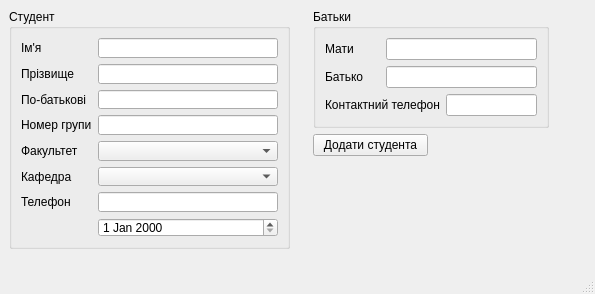
The window that addstudentform.ui (Barlend/StudBd) describes before a commit, drawn with Qt 5.
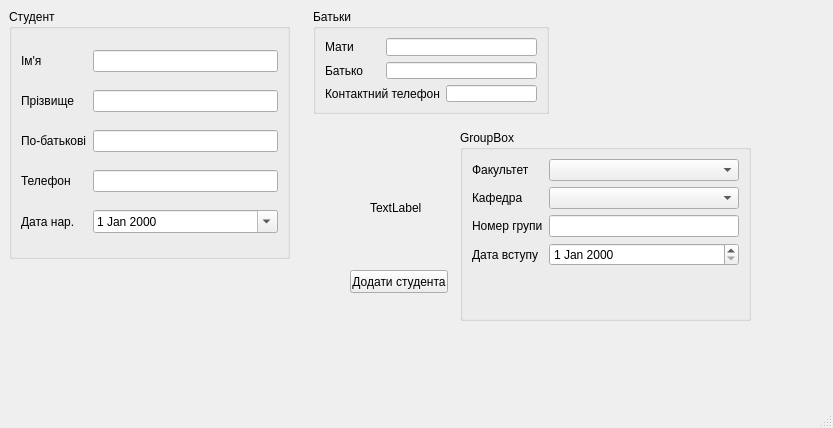
The same window after the commit.

```diff
--- a/addstudentform.ui
+++ b/addstudentform.ui
@@ -6,12 +6,12 @@
    <rect>
     <x>0</x>
     <y>0</y>
-    <width>595</width>
-    <height>294</height>
+    <width>833</width>
+    <height>428</height>
    </rect>
   </property>
   <property name="sizePolicy">
-   <sizepolicy hsizetype="Fixed" vsizetype="Fixed">
+   <sizepolicy hsizetype="Preferred" vsizetype="Preferred">
     <horstretch>0</horstretch>
     <verstretch>0</verstretch>
    </sizepolicy>
@@ -24,33 +24,39 @@
   </property>
   <property name="maximumSize">
    <size>
-    <width>595</width>
-    <height>294</height>
+    <width>1000</width>
+    <height>1000</height>
    </size>
   </property>
   <property name="windowTitle">
    <string>MainWindow</string>
   </property>
   <widget class="QWidget" name="centralwidget">
-   <layout class="QGridLayout" name="gridLayout_3">
-    <item row="0" column="0" rowspan="3">
      <widget class="QGroupBox" name="groupBox_2">
-      <property name="sizePolicy">
-       <sizepolicy hsizetype="Preferred" vsizetype="Preferred">
-        <horstretch>0</horstretch>
-        <verstretch>0</verstretch>
-       </sizepolicy>
-      </property>
-      <property name="minimumSize">
-       <size>
-        <width>281</width>
-        <height>209</height>
-       </size>
-      </property>
-      <property name="maximumSize">
-       <size>
+    <property name="geometry">
+     <rect>
+      <x>9</x>
+      <y>9</y>
         <width>281</width>
         <height>250</height>
+     </rect>
+    </property>
+    <property name="sizePolicy">
+     <sizepolicy hsizetype="Preferred" vsizetype="Preferred">
+      <horstretch>0</horstretch>
+      <verstretch>0</verstretch>
+     </sizepolicy>
+    </property>
+    <property name="minimumSize">
+     <size>
+      <width>281</width>
+      <height>209</height>
+     </size>
+    </property>
+    <property name="maximumSize">
+     <size>
+      <width>281</width>
+      <height>300</height>
        </size>
       </property>
       <property name="title">
@@ -64,9 +70,15 @@
          </property>
         </widget>
        </item>
+     <item row="2" column="1">
+      <widget class="QLineEdit" name="lasNameLineEdit"/>
+     </item>
        <item row="0" column="1">
         <widget class="QLineEdit" name="nameLabel"/>
        </item>
+     <item row="1" column="1">
+      <widget class="QLineEdit" name="firstName"/>
+     </item>
        <item row="1" column="0">
         <widget class="QLabel" name="label_2">
          <property name="text">
@@ -74,19 +86,6 @@
          </property>
         </widget>
        </item>
-       <item row="2" column="1">
-        <widget class="QLineEdit" name="lasNameLineEdit"/>
-       </item>
-       <item row="3" column="0">
-        <widget class="QLabel" name="label_4">
-         <property name="text">
-          <string>Номер групи</string>
-         </property>
-        </widget>
-       </item>
-       <item row="3" column="1">
-        <widget class="QLineEdit" name="GroupNumderLineEdit"/>
-       </item>
        <item row="2" column="0">
         <widget class="QLabel" name="label_3">
          <property name="text">
@@ -94,60 +93,41 @@
          </property>
         </widget>
        </item>
-       <item row="1" column="1">
-        <widget class="QLineEdit" name="firstName"/>
-       </item>
        <item row="4" column="1">
-        <widget class="QComboBox" name="FacultiescomboBox"/>
-       </item>
-       <item row="5" column="0">
-        <widget class="QLabel" name="label_6">
-         <property name="text">
-          <string>Кафедра</string>
-         </property>
-        </widget>
-       </item>
-       <item row="6" column="0">
+      <widget class="QLineEdit" name="TelephoneOfStudent"/>
+     </item>
+     <item row="4" column="0">
         <widget class="QLabel" name="label_11">
          <property name="text">
           <string>Телефон</string>
          </property>
         </widget>
        </item>
+     <item row="5" column="0">
+      <widget class="QLabel" name="label_7">
+       <property name="text">
+        <string>Дата нар.</string>
+       </property>
+      </widget>
+     </item>
        <item row="5" column="1">
-        <widget class="QComboBox" name="DepartmentscomboBox"/>
-       </item>
-       <item row="4" column="0">
-        <widget class="QLabel" name="label_5">
-         <property name="text">
-          <string>Факультет</string>
+      <widget class="QDateEdit" name="Birth_Day_date">
+       <property name="calendarPopup">
+        <bool>true</bool>
          </property>
         </widget>
        </item>
-       <item row="6" column="1">
-        <widget class="QLineEdit" name="TelephoneOfStudent"/>
-       </item>
-       <item row="7" column="1">
-        <widget class="QDateEdit" name="dateEdit"/>
-       </item>
-      </layout>
-     </widget>
-    </item>
-    <item row="0" column="1">
-     <spacer name="horizontalSpacer_3">
-      <property name="orientation">
-       <enum>Qt::Horizontal</enum>
-      </property>
-      <property name="sizeHint" stdset="0">
-       <size>
-        <width>5</width>
-        <height>20</height>
-       </size>
-      </property>
-     </spacer>
-    </item>
-    <item row="0" column="2" colspan="2">
+    </layout>
+   </widget>
      <widget class="QGroupBox" name="groupBox">
+    <property name="geometry">
+     <rect>
+      <x>313</x>
+      <y>9</y>
+      <width>236</width>
+      <height>105</height>
+     </rect>
+    </property>
       <property name="sizePolicy">
        <sizepolicy hsizetype="Fixed" vsizetype="Fixed">
         <horstretch>0</horstretch>
@@ -202,87 +182,94 @@
        </item>
       </layout>
      </widget>
-    </item>
-    <item row="0" column="4">
-     <spacer name="horizontalSpacer_2">
-      <property name="orientation">
-       <enum>Qt::Horizontal</enum>
-      </property>
-      <property name="sizeHint" stdset="0">
-       <size>
-        <width>31</width>
-        <height>20</height>
-       </size>
-      </property>
-     </spacer>
-    </item>
-    <item row="1" column="1">
-     <spacer name="horizontalSpacer_4">
-      <property name="orientation">
-       <enum>Qt::Horizontal</enum>
-      </property>
-      <property name="sizeHint" stdset="0">
-       <size>
-        <width>5</width>
-        <height>20</height>
-       </size>
-      </property>
-     </spacer>
-    </item>
-    <item row="1" column="2">
      <widget class="QPushButton" name="AddSudentButton">
+    <property name="geometry">
+     <rect>
+      <x>350</x>
+      <y>270</y>
+      <width>98</width>
+      <height>23</height>
+     </rect>
+    </property>
       <property name="text">
        <string>Додати студента</string>
       </property>
      </widget>
-    </item>
-    <item row="1" column="3" colspan="2">
-     <spacer name="horizontalSpacer">
-      <property name="orientation">
-       <enum>Qt::Horizontal</enum>
-      </property>
-      <property name="sizeHint" stdset="0">
-       <size>
-        <width>152</width>
-        <height>20</height>
-       </size>
-      </property>
-     </spacer>
-    </item>
-    <item row="2" column="2" rowspan="2">
-     <spacer name="verticalSpacer">
-      <property name="orientation">
-       <enum>Qt::Vertical</enum>
-      </property>
-      <property name="sizeHint" stdset="0">
-       <size>
-        <width>20</width>
-        <height>66</height>
-       </size>
-      </property>
-     </spacer>
+   <widget class="QLabel" name="label_12">
+    <property name="geometry">
+     <rect>
+      <x>370</x>
+      <y>200</y>
+      <width>171</width>
+      <height>16</height>
+     </rect>
+    </property>
+    <property name="text">
+     <string>TextLabel</string>
+    </property>
+   </widget>
+   <widget class="QGroupBox" name="groupBox_3">
+    <property name="geometry">
+     <rect>
+      <x>460</x>
+      <y>130</y>
+      <width>291</width>
+      <height>191</height>
+     </rect>
+    </property>
+    <property name="title">
+     <string>GroupBox</string>
+    </property>
+    <layout class="QFormLayout" name="formLayout">
+     <item row="0" column="0">
+      <widget class="QLabel" name="label_5">
+       <property name="text">
+        <string>Факультет</string>
+       </property>
+      </widget>
+     </item>
+     <item row="0" column="1">
+      <widget class="QComboBox" name="FacultiescomboBox"/>
+     </item>
+     <item row="1" column="0">
+      <widget class="QLabel" name="label_6">
+       <property name="text">
+        <string>Кафедра</string>
+       </property>
+      </widget>
+     </item>
+     <item row="1" column="1">
+      <widget class="QComboBox" name="DepartmentscomboBox"/>
+     </item>
+     <item row="2" column="0">
+      <widget class="QLabel" name="label_4">
+       <property name="text">
+        <string>Номер групи</string>
+       </property>
+      </widget>
+     </item>
+     <item row="2" column="1">
+      <widget class="QLineEdit" name="GroupNumderLineEdit"/>
+     </item>
+     <item row="3" column="1">
+      <widget class="QDateEdit" name="Date_OfEntry"/>
     </item>
     <item row="3" column="0">
-     <spacer name="verticalSpacer_2">
-      <property name="orientation">
-       <enum>Qt::Vertical</enum>
-      </property>
-      <property name="sizeHint" stdset="0">
-       <size>
-        <width>20</width>
-        <height>17</height>
-       </size>
-      </property>
-     </spacer>
-    </item>
-   </layout>
+      <widget class="QLabel" name="label_13">
+       <property name="text">
+        <string>Дата вступу</string>
+       </property>
+      </widget>
+     </item>
+    </layout>
+   </widget>
   </widget>
   <widget class="QMenuBar" name="menubar">
    <property name="geometry">
     <rect>
      <x>0</x>
      <y>0</y>
-     <width>595</width>
+     <width>833</width>
      <height>21</height>
     </rect>
    </property>
```
Lines whose indentation alone changed are shown as unchanged.
